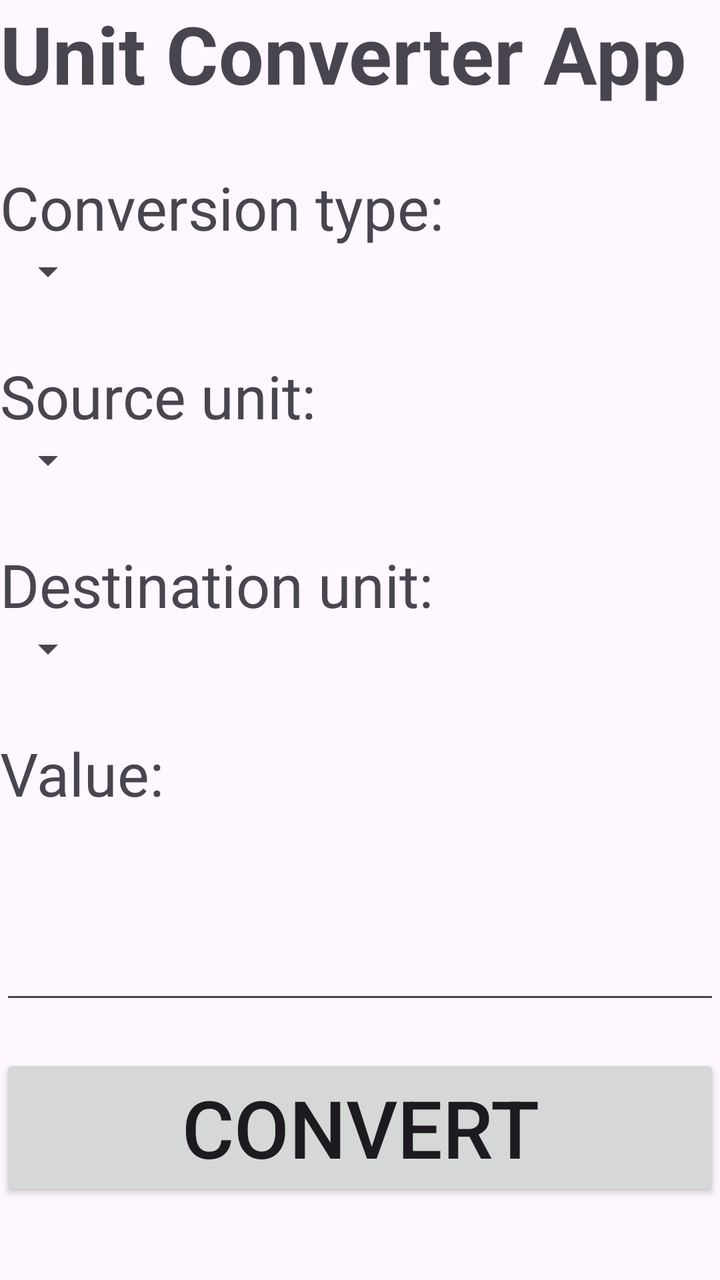
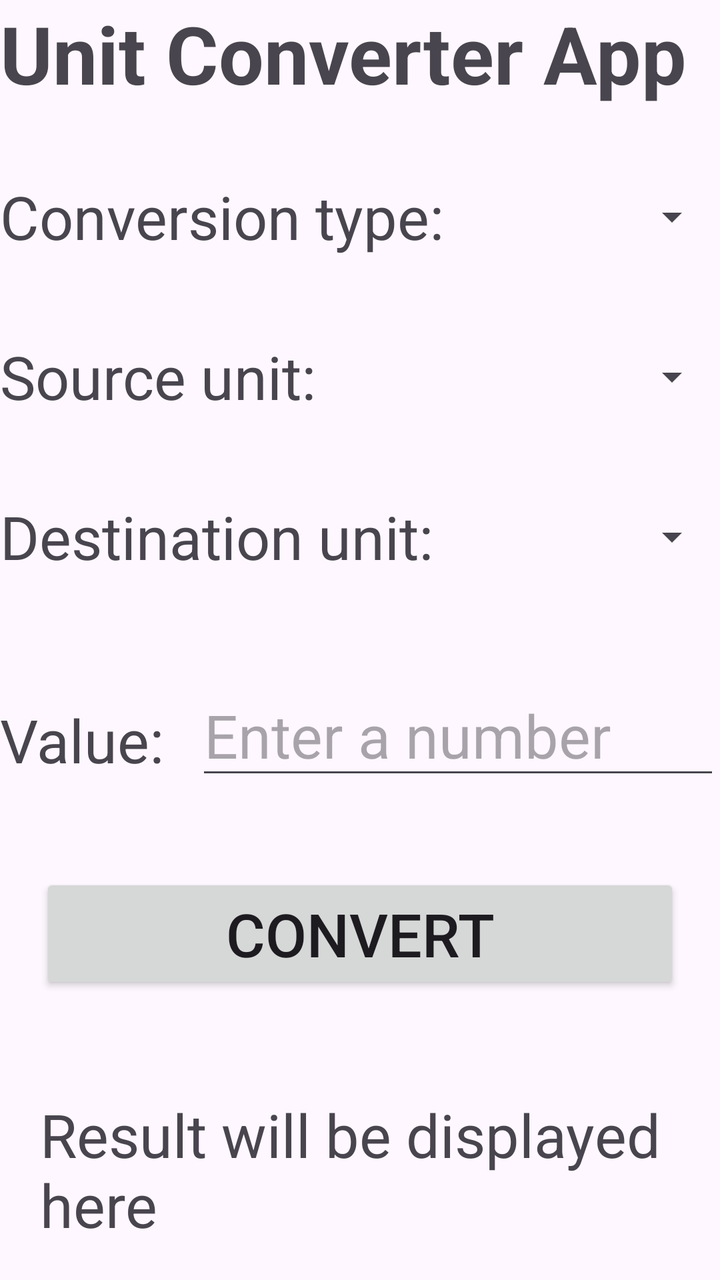

Before-and-after screenshots of an Android layout around one commit, followed by the original layout XML and the change that was made.
<!-- AndroidManifest.xml: application theme Theme.UnitConverterApp -->
<!-- res/layout/activity_main.xml -->
<?xml version="1.0" encoding="utf-8"?>
<LinearLayout xmlns:android="http://schemas.android.com/apk/res/android"
    xmlns:tools="http://schemas.android.com/tools"
    android:id="@+id/main"
    android:layout_width="match_parent"
    android:layout_height="match_parent"
    android:layout_margin="30dp"
    android:orientation="vertical"
    tools:context=".MainActivity">

    <TextView
        android:layout_width="match_parent"
        android:layout_height="wrap_content"
        android:text="Unit Converter App"
        android:textAlignment="center"
        android:textSize="40sp"
        android:textStyle="bold" />

    <TextView
        android:layout_width="wrap_content"
        android:layout_height="wrap_content"
        android:layout_marginTop="30dp"
        android:text="Conversion type:"
        android:textSize="30sp" />

    <Spinner
        android:id="@+id/type_spinner"
        android:layout_width="wrap_content"
        android:layout_height="wrap_content" />

    <TextView
        android:layout_width="wrap_content"
        android:layout_height="wrap_content"
        android:layout_marginTop="30dp"
        android:text="Source unit:"
        android:textSize="30sp" />

    <Spinner
        android:id="@+id/src_spinner"
        android:layout_width="wrap_content"
        android:layout_height="wrap_content" />

    <TextView
        android:layout_width="wrap_content"
        android:layout_height="wrap_content"
        android:layout_marginTop="30dp"
        android:text="Destination unit:"
        android:textSize="30sp" />

    <Spinner
        android:id="@+id/dst_spinner"
        android:layout_width="wrap_content"
        android:layout_height="wrap_content" />

    <TextView
        android:layout_width="match_parent"
        android:layout_height="wrap_content"
        android:layout_marginTop="30dp"
        android:text="Value:"
        android:textSize="30sp" />

    <EditText
        android:id="@+id/input"
        android:layout_width="match_parent"
        android:layout_height="wrap_content"
        android:layout_marginTop="30dp"
        android:layout_marginBottom="20dp"
        android:textSize="40sp" />

    <Button
        android:id="@+id/convert_button"
        android:layout_width="match_parent"
        android:layout_height="wrap_content"
        android:text="Convert"
        android:textSize="40sp" />

    <TextView
        android:id="@+id/result"
        android:layout_width="match_parent"
        android:layout_height="wrap_content"
        android:padding="40dp"
        android:text="Result will be displayed here"
        android:textAlignment="center"
        android:textSize="30sp" />

</LinearLayout>
<!-- resources referenced by this layout -->
<resources>
  <style name="Theme.UnitConverterApp" parent="Base.Theme.UnitConverterApp" />
  <style name="Base.Theme.UnitConverterApp" parent="Theme.Material3.DayNight.NoActionBar">
          
          
      </style>
</resources>

<!-- the commit's change to res/layout/activity_main.xml (unified diff, before → after) -->
@@ -11,75 +11,120 @@
     <TextView
         android:layout_width="match_parent"
         android:layout_height="wrap_content"
-        android:text="Unit Converter App"
+        android:text="@string/title"
         android:textAlignment="center"
         android:textSize="40sp"
         android:textStyle="bold" />
 
-    <TextView
-        android:layout_width="wrap_content"
-        android:layout_height="wrap_content"
-        android:layout_marginTop="30dp"
-        android:text="Conversion type:"
-        android:textSize="30sp" />
-
-    <Spinner
-        android:id="@+id/type_spinner"
-        android:layout_width="wrap_content"
-        android:layout_height="wrap_content" />
-
-    <TextView
-        android:layout_width="wrap_content"
-        android:layout_height="wrap_content"
-        android:layout_marginTop="30dp"
-        android:text="Source unit:"
-        android:textSize="30sp" />
-
-    <Spinner
-        android:id="@+id/src_spinner"
-        android:layout_width="wrap_content"
-        android:layout_height="wrap_content" />
-
-    <TextView
-        android:layout_width="wrap_content"
-        android:layout_height="wrap_content"
-        android:layout_marginTop="30dp"
-        android:text="Destination unit:"
-        android:textSize="30sp" />
-
-    <Spinner
-        android:id="@+id/dst_spinner"
-        android:layout_width="wrap_content"
-        android:layout_height="wrap_content" />
-
-    <TextView
+    <LinearLayout
         android:layout_width="match_parent"
         android:layout_height="wrap_content"
         android:layout_marginTop="30dp"
-        android:text="Value:"
-        android:textSize="30sp" />
+        android:gravity="center_vertical"
+        android:orientation="horizontal">
 
-    <EditText
-        android:id="@+id/input"
+        <TextView
+            android:layout_width="wrap_content"
+            android:layout_height="wrap_content"
+            android:layout_marginEnd="16dp"
+            android:text="@string/conversion_type"
+            android:textSize="30sp" />
+
+        <Spinner
+            android:id="@+id/type_spinner"
+            android:layout_width="0dp"
+            android:layout_height="wrap_content"
+            android:layout_weight="1"
+            android:minHeight="50dp" />
+    </LinearLayout>
+
+    <LinearLayout
         android:layout_width="match_parent"
         android:layout_height="wrap_content"
         android:layout_marginTop="30dp"
-        android:layout_marginBottom="20dp"
-        android:textSize="40sp" />
+        android:gravity="center_vertical"
+        android:orientation="horizontal">
+
+        <TextView
+            android:layout_width="wrap_content"
+            android:layout_height="wrap_content"
+            android:layout_marginEnd="16dp"
+            android:text="@string/source_unit"
+            android:textSize="30sp" />
+
+        <Spinner
+            android:id="@+id/src_spinner"
+            android:layout_width="0dp"
+            android:layout_height="wrap_content"
+            android:layout_weight="1"
+            android:minHeight="50dp" />
+    </LinearLayout>
+
+    
+    <LinearLayout
+        android:layout_width="match_parent"
+        android:layout_height="wrap_content"
+        android:layout_marginTop="30dp"
+        android:gravity="center_vertical"
+        android:orientation="horizontal">
+
+        <TextView
+            android:layout_width="wrap_content"
+            android:layout_height="wrap_content"
+            android:layout_marginEnd="16dp"
+            android:text="@string/destination_unit"
+            android:textSize="30sp" />
+
+        <Spinner
+            android:id="@+id/dst_spinner"
+            android:layout_width="0dp"
+            android:layout_height="wrap_content"
+            android:layout_weight="1"
+            android:minHeight="50dp" />
+    </LinearLayout>
+
+    <LinearLayout
+        android:layout_width="match_parent"
+        android:layout_height="wrap_content"
+        android:layout_marginTop="30dp"
+        android:gravity="center_vertical"
+        android:orientation="horizontal">
+
+        <TextView
+            android:layout_width="wrap_content"
+            android:layout_height="wrap_content"
+            android:layout_marginEnd="16dp"
+            android:text="@string/value"
+            android:textSize="30sp" />
+
+        <EditText
+            android:id="@+id/input"
+            android:layout_width="match_parent"
+            android:layout_height="wrap_content"
+            android:layout_marginTop="16dp"
+            android:layout_marginBottom="20dp"
+            android:hint="@string/value_hint"
+            android:importantForAutofill="no"
+            android:inputType="numberDecimal"
+            android:textSize="30sp" />
+    </LinearLayout>
 
     <Button
         android:id="@+id/convert_button"
-        android:layout_width="match_parent"
+        android:layout_width="320dp"
         android:layout_height="wrap_content"
-        android:text="Convert"
-        android:textSize="40sp" />
+        android:layout_gravity="center_horizontal"
+        android:layout_marginTop="20dp"
+        android:text="@string/convert"
+        android:textSize="30sp" />
 
     <TextView
         android:id="@+id/result"
         android:layout_width="match_parent"
         android:layout_height="wrap_content"
-        android:padding="40dp"
-        android:text="Result will be displayed here"
+        android:layout_marginTop="30dp"
+        android:padding="20dp"
+        android:text="@string/result"
         android:textAlignment="center"
         android:textSize="30sp" />
 
<!-- resource entries referenced after the edit -->
@@ -1,5 +1,13 @@
 <!-- resources referenced by this layout -->
 <resources>
+  <string name="conversion_type">Conversion type:</string>
+  <string name="convert">Convert</string>
+  <string name="destination_unit">Destination unit:</string>
+  <string name="result">Result will be displayed here</string>
+  <string name="source_unit">Source unit:</string>
+  <string name="title">Unit Converter App</string>
+  <string name="value">Value:</string>
+  <string name="value_hint">Enter a number</string>
   <style name="Theme.UnitConverterApp" parent="Base.Theme.UnitConverterApp" />
   <style name="Base.Theme.UnitConverterApp" parent="Theme.Material3.DayNight.NoActionBar">
           
